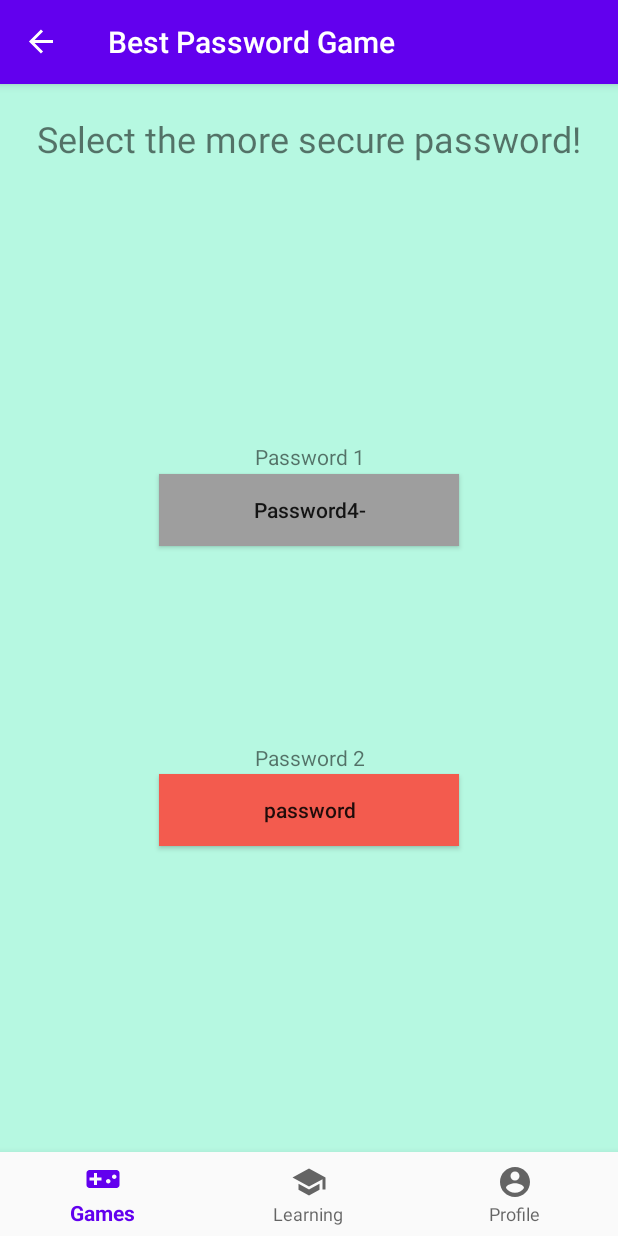
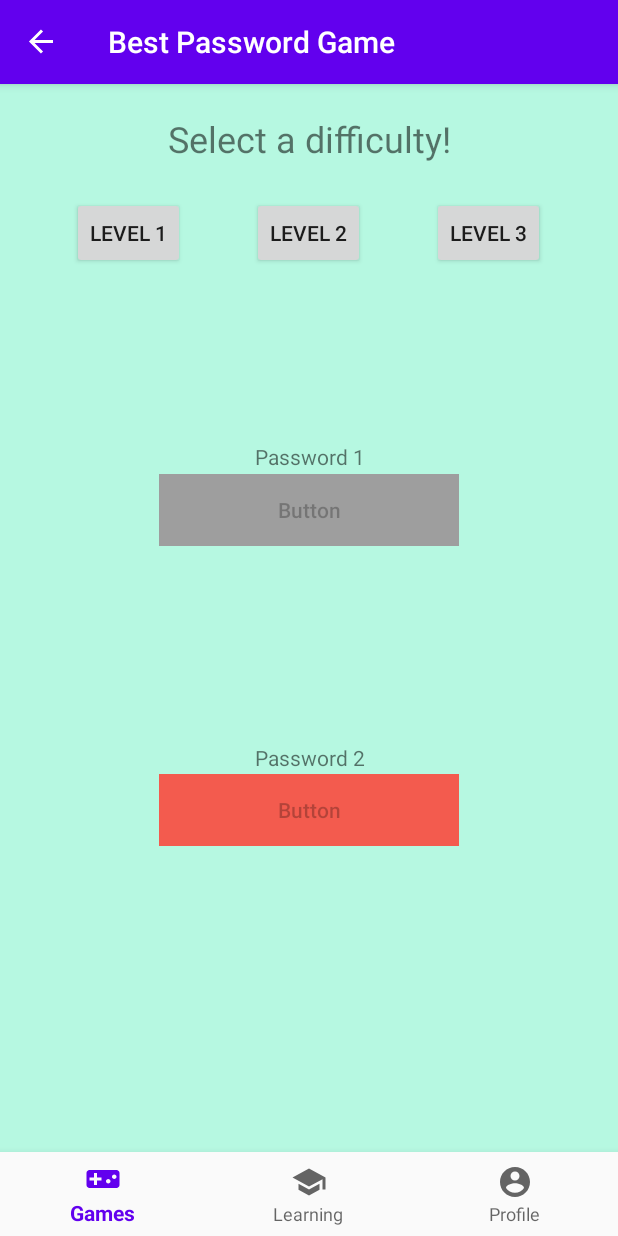
Before and after one commit to amlubinger/Security-Training-App, an Android app: the BestPasswordFragment screen opened through its navigation route, on a phone screen of 412 x 824 dp. Run offline under Robolectric (Android 15) with nearby library versions, the phone set to English and light mode, and no system bars; our stand-ins replace navigation-ui.

Commit message:
Refactored the password game a little bit to add the difficulty buttons

```diff
--- a/app/src/main/java/com/example/securitytrainingapp/ui/games/BestPasswordFragment.java
+++ b/app/src/main/java/com/example/securitytrainingapp/ui/games/BestPasswordFragment.java
@@ -12,7 +12,6 @@ import android.widget.Button;
 import android.widget.TextView;
 
 import com.example.securitytrainingapp.R;
-import com.example.securitytrainingapp.games.util.PasswordCreator;
 import com.example.securitytrainingapp.games.util.PasswordGame;
 
 import java.util.List;
@@ -24,6 +23,9 @@ public class BestPasswordFragment extends Fragment implements View.OnClickListen
     private PasswordGame gameController;
     private Button topButton;
     private Button bottomButton;
+    private Button difficulty1Button;
+    private Button difficulty2Button;
+    private Button difficulty3Button;
     private TextView scoreDisplayText;
     private TextView instructions;
     private Random rand;
@@ -42,25 +44,19 @@ public class BestPasswordFragment extends Fragment implements View.OnClickListen
                              Bundle savedInstanceState) {
         // Inflate the layout for this fragment
         view = inflater.inflate(R.layout.fragment_best_password, container, false);
-        /*
-          TODO: Might want to have difficulty selection buttons at the top, but only available based on user profile
-          (must have certain number of points to select difficulty two and three)
-         */
+        difficulty1Button = view.findViewById(R.id.difficultyButton1);
+        difficulty2Button = view.findViewById(R.id.difficultyButton2);
+        difficulty3Button = view.findViewById(R.id.difficultyButton3);
         topButton = view.findViewById(R.id.passwordButtonTop);
         bottomButton = view.findViewById(R.id.passwordButtonBottom);
         scoreDisplayText = view.findViewById(R.id.textScoreDisplay);
         instructions = view.findViewById(R.id.instructions);
-        //Set up buttons with text
-        List<String> passwords = gameController.getPasswords();
-        if (isTopButtonCorrect) {
-            topButton.setText(passwords.get(1));
-            bottomButton.setText(passwords.get(0));
-        } else {
-            topButton.setText(passwords.get(0));
-            bottomButton.setText(passwords.get(1));
-        }
+        setPasswordButtonsDisabled();
         topButton.setOnClickListener(this);
         bottomButton.setOnClickListener(this);
+        difficulty1Button.setOnClickListener(this);
+        difficulty2Button.setOnClickListener(this);
+        difficulty3Button.setOnClickListener(this);
 
         return view;
     }
@@ -73,6 +69,24 @@ public class BestPasswordFragment extends Fragment implements View.OnClickListen
                 break;
             case R.id.passwordButtonBottom:
                 onBottomButtonClick(view);
+                break;
+            case R.id.difficultyButton1:
+                gameController = new PasswordGame(5, 1);
+                setPasswordButtonsText();
+                setPasswordButtonsEnabled();
+                instructions.setText("Select the more secure password!");
+                break;
+            case R.id.difficultyButton2:
+                gameController = new PasswordGame(6, 2);
+                setPasswordButtonsText();
+                setPasswordButtonsEnabled();
+                instructions.setText("Select the more secure password!");
+                break;
+            case R.id.difficultyButton3:
+                gameController = new PasswordGame(8, 3);
+                setPasswordButtonsText();
+                setPasswordButtonsEnabled();
+                instructions.setText("Select the more secure password!");
                 break;
         }
     }
@@ -98,8 +112,7 @@ public class BestPasswordFragment extends Fragment implements View.OnClickListen
             }
         } else {
             //Set text view to show score
-            instructions.setVisibility(View.INVISIBLE);
-            scoreDisplayText.setText("You scored: " + gameController.percentageCorrect() + "%");
+            instructions.setText("You scored: " + gameController.percentageCorrect() + "%");
             //Disable buttons
             topButton.setEnabled(false);
             bottomButton.setEnabled(false);
@@ -128,8 +141,7 @@ public class BestPasswordFragment extends Fragment implements View.OnClickListen
             }
         } else {
             //Set text view to show score
-            instructions.setVisibility(View.INVISIBLE);
-            scoreDisplayText.setText("You scored: " + gameController.percentageCorrect() + "%");
+            instructions.setText("You scored: " + gameController.percentageCorrect() + "%");
             //Disable buttons
             topButton.setEnabled(false);
             bottomButton.setEnabled(false);
@@ -140,4 +152,25 @@ public class BestPasswordFragment extends Fragment implements View.OnClickListen
     private boolean isTopButtonCorrect() {
         return rand.nextBoolean();
     }
+
+    private void setPasswordButtonsEnabled() {
+        topButton.setEnabled(true);
+        bottomButton.setEnabled(true);
+    }
+    private void setPasswordButtonsDisabled() {
+        topButton.setEnabled(false);
+        bottomButton.setEnabled(false);
+    }
+
+    private void setPasswordButtonsText() {
+        //Set up buttons with text
+        List<String> passwords = gameController.getPasswords();
+        if (isTopButtonCorrect) {
+            topButton.setText(passwords.get(1));
+            bottomButton.setText(passwords.get(0));
+        } else {
+            topButton.setText(passwords.get(0));
+            bottomButton.setText(passwords.get(1));
+        }
+    }
 }
--- a/app/src/main/res/layout/fragment_best_password.xml
+++ b/app/src/main/res/layout/fragment_best_password.xml
@@ -56,12 +56,38 @@
         android:paddingTop="20dp"/>
 
     <TextView
+        android:id="@+id/instructions"
         android:layout_width="match_parent"
         android:layout_height="wrap_content"
-        android:text="Select the more secure password!"
-        android:textSize="24sp"
         android:gravity="center_horizontal"
-        android:id="@+id/instructions"
-        android:paddingTop="20dp"/>
+        android:paddingTop="20dp"
+        android:text="Select a difficulty!"
+        android:textSize="24sp" />
+
+    <Button
+        android:id="@+id/difficultyButton1"
+        android:layout_width="75dp"
+        android:layout_height="wrap_content"
+        android:text="Level 1"
+        android:layout_gravity="center_horizontal"
+        android:layout_marginTop="75dp"
+        android:layout_marginRight="120dp" />
+
+    <Button
+        android:id="@+id/difficultyButton2"
+        android:layout_width="75dp"
+        android:layout_height="wrap_content"
+        android:text="Level 2"
+        android:layout_gravity="center_horizontal"
+        android:layout_marginTop="75dp" />
+
+    <Button
+        android:id="@+id/difficultyButton3"
+        android:layout_width="75dp"
+        android:layout_height="wrap_content"
+        android:text="Level 3"
+        android:layout_gravity="center_horizontal"
+        android:layout_marginTop="75dp"
+        android:layout_marginLeft="120dp" />
 
 </FrameLayout>
```
